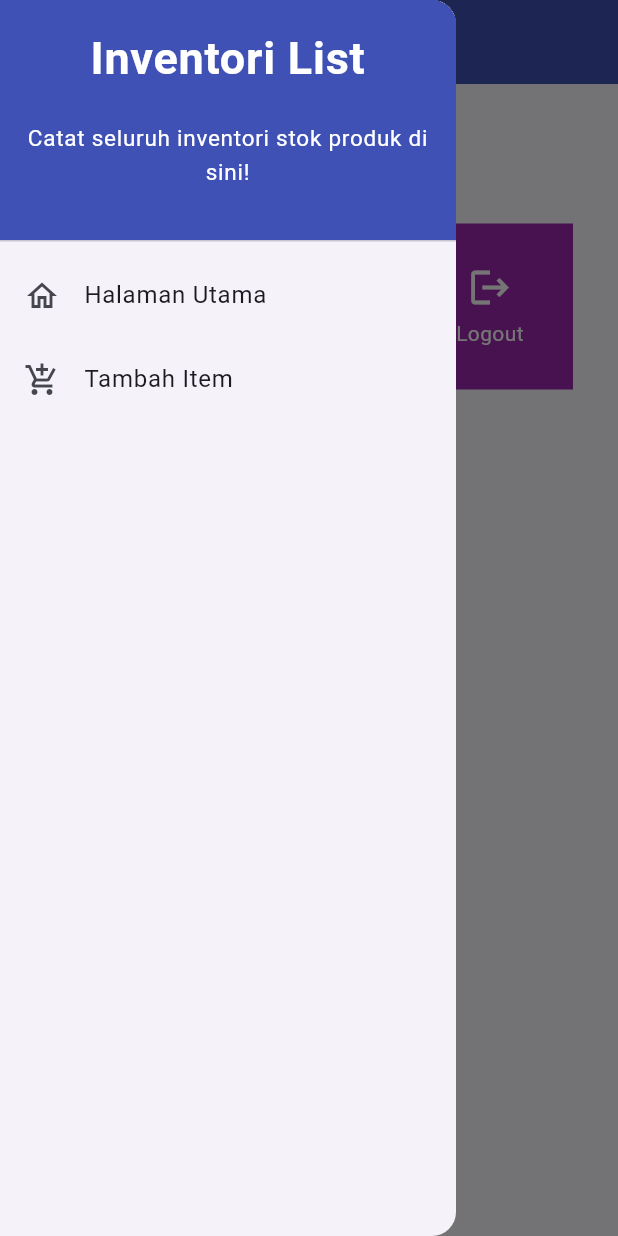
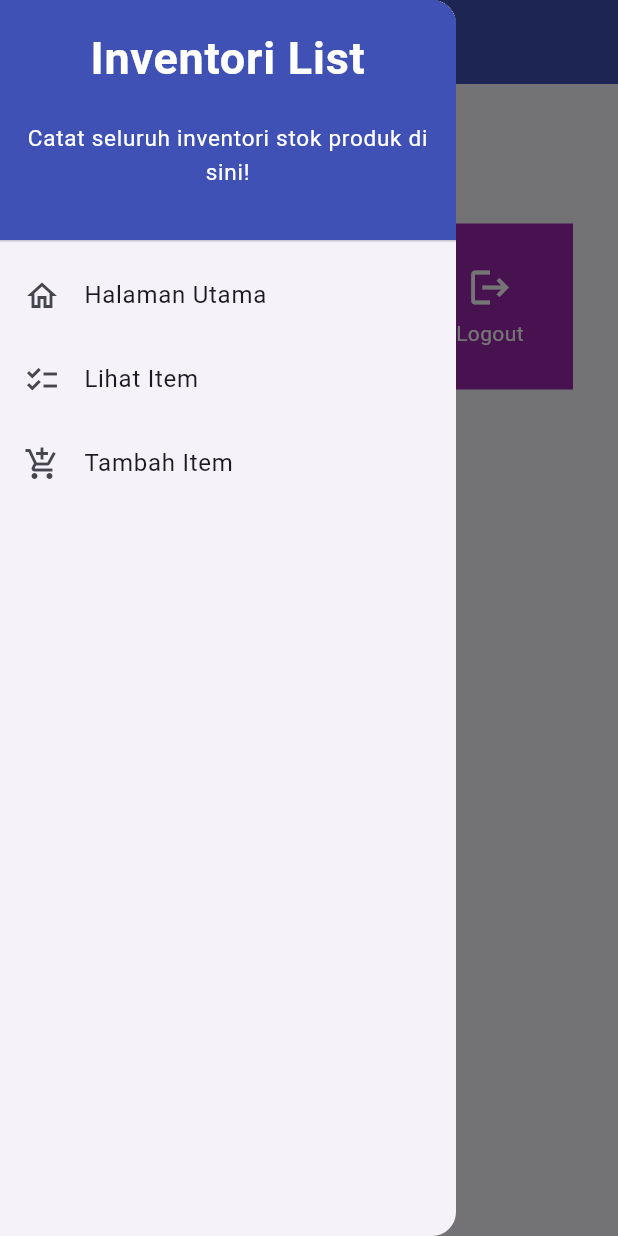
Before and after one commit to mohammadfauzan21/TugasFlutterPBP, a Flutter app: the screen it shows after launch, with the side drawer open, on a phone screen of 412 x 824 dp. Run offline on Flutter 3.47's test engine with Material 2 defaults, Android fonts, the phone set to English and light mode, and no system bars.

Commit message:
Add model

```diff
--- /dev/null
+++ b/lib/model/items.dart
@@ -0,0 +1,8 @@
+class Item{
+  final String itemname;
+  final int amount;
+  final String description;
+  static final List<Item> listitems = [];
+
+  Item(this.itemname, this.amount, this.description);
+}
--- a/lib/screens/inventori_form.dart
+++ b/lib/screens/inventori_form.dart
@@ -1,5 +1,6 @@
 import 'package:flutter/material.dart';
 import 'package:inventori/widgets/left_drawer.dart';
+import 'package:inventori/model/items.dart';
 
 class InventoriFormPage extends StatefulWidget {
   const InventoriFormPage({super.key});
@@ -26,8 +27,6 @@ class _InventoriFormPageState extends State<InventoriFormPage> {
           backgroundColor: Colors.indigo,
           foregroundColor: Colors.white,
         ),
-
-      // Menambahkan drawer yang sudah dibuat di sini
         drawer: const LeftDrawer(),
         body: Form(
           key: _formKey,
@@ -70,14 +69,14 @@ class _InventoriFormPageState extends State<InventoriFormPage> {
                       ),
                       onChanged: (String? value) {
                         setState(() {
-                      _amount = int.parse(value!);
+                          _amount= int.parse(value!);
                         });
                       },
                       validator: (String? value) {
                         if (value == null || value.isEmpty) {
                           return "Amount tidak boleh kosong!";
                         }
-                    else if (int.tryParse(value) == null) {
+                        if (int.tryParse(value) == null) {
                           return "Amount harus berupa angka!";
                         }
                         return null;
@@ -118,6 +117,9 @@ class _InventoriFormPageState extends State<InventoriFormPage> {
                         ),
                         onPressed: () {
                           if (_formKey.currentState!.validate()) {
+                            //Memasukkan hasil inputan ke dalam model item
+                            Item itemproduct = Item(_name, _amount, _description);
+                            Item.listitems.add(itemproduct);
                             showDialog(
                               context: context,
                               builder: (context) {
@@ -129,8 +131,8 @@ class _InventoriFormPageState extends State<InventoriFormPage> {
                                       CrossAxisAlignment.start,
                                       children: [
                                         Text('Nama: $_name'),
-                                    Text('Amount : $_amount'),
-                                    Text('Description : $_description'),
+                                        Text('Amount: $_amount'),
+                                        Text('Description: $_description'),
                                       ],
                                     ),
                                   ),
@@ -145,8 +147,8 @@ class _InventoriFormPageState extends State<InventoriFormPage> {
                                 );
                               },
                             );
-                      };
                             _formKey.currentState!.reset();
+                          }
                         },
                         child: const Text(
                           "Save",
@@ -155,10 +157,11 @@ class _InventoriFormPageState extends State<InventoriFormPage> {
                       ),
                     ),
                   ),
-            ],
+                ]
             ),
+
           ),
-      ),
+        )
     );
   }
 }
--- a/lib/screens/menu.dart
+++ b/lib/screens/menu.dart
@@ -1,6 +1,5 @@
 import 'package:flutter/material.dart';
 import 'package:inventori/widgets/shop_card.dart';
-import 'package:inventori/screens/inventori_form.dart';
 import 'package:inventori/widgets/left_drawer.dart';
 
 class MyHomePage extends StatelessWidget {
@@ -67,57 +66,3 @@ class MyHomePage extends StatelessWidget {
     );
   }
 }
-
-class ShopCard extends StatelessWidget {
-  final ShopItem item;
-
-  const ShopCard(this.item, {super.key}); // Constructor
-
-  @override
-  Widget build(BuildContext context) {
-    return Material(
-      color: item.color,
-      child: InkWell(
-        // Area responsive terhadap sentuhan
-        onTap: () {
-          // Memunculkan SnackBar ketika diklik
-          ScaffoldMessenger.of(context)
-            ..hideCurrentSnackBar()
-            ..showSnackBar(SnackBar(
-                content: Text("Kamu telah menekan tombol ${item.name}!"))
-            );
-          // Navigate ke route yang sesuai (tergantung jenis tombol)
-          if (item.name == "Tambah Item") {
-            Navigator.push(
-                context,
-                MaterialPageRoute(
-                  builder: (context) => InventoriFormPage(),
-                ));
-          }
-        },
-        child: Container(
-          // Container untuk menyimpan Icon dan Text
-          padding: const EdgeInsets.all(8),
-          child: Center(
-            child: Column(
-              mainAxisAlignment: MainAxisAlignment.center,
-              children: [
-                Icon(
-                  item.icon,
-                  color: Colors.white,
-                  size: 30.0,
-                ),
-                const Padding(padding: EdgeInsets.all(3)),
-                Text(
-                  item.name,
-                  textAlign: TextAlign.center,
-                  style: const TextStyle(color: Colors.white),
-                ),
-              ],
-            ),
-          ),
-        ),
-      ),
-    );
-  }
-}
--- a/lib/widgets/left_drawer.dart
+++ b/lib/widgets/left_drawer.dart
@@ -1,6 +1,7 @@
 import 'package:flutter/material.dart';
 import 'package:inventori/screens/menu.dart';
 import 'package:inventori/screens/inventori_form.dart';
+import 'package:inventori/screens/inventori_list.dart';
 
 class LeftDrawer extends StatelessWidget {
   const LeftDrawer({super.key});
@@ -50,6 +51,20 @@ class LeftDrawer extends StatelessWidget {
             },
           ),
           ListTile(
+            leading: const Icon(Icons.checklist),
+            title: const Text('Lihat Item'),
+            // Bagian redirection ke InventoriFormPage
+            onTap: () {
+              // Routing ke InventoriFormPage,
+              Navigator.push(
+                  context,
+                  MaterialPageRoute(
+                    builder: (context) => InventoriListPage(),
+                  )
+              );
+            },
+          ),
+          ListTile(
             leading: const Icon(Icons.add_shopping_cart),
             title: const Text('Tambah Item'),
             // Bagian redirection ke InventoriFormPage
--- a/lib/widgets/shop_card.dart
+++ b/lib/widgets/shop_card.dart
@@ -1,4 +1,6 @@
 import 'package:flutter/material.dart';
+import 'package:inventori/screens/inventori_form.dart';
+import 'package:inventori/screens/inventori_list.dart';
 
 class ShopItem {
   final String name;
@@ -7,3 +9,63 @@ class ShopItem {
 
   ShopItem(this.name, this.icon, this.color);
 }
+
+class ShopCard extends StatelessWidget {
+  final ShopItem item;
+
+  const ShopCard(this.item, {super.key}); // Constructor
+
+  @override
+  Widget build(BuildContext context) {
+    return Material(
+      color: item.color,
+      child: InkWell(
+        // Area responsive terhadap sentuhan
+        onTap: () {
+          // Memunculkan SnackBar ketika diklik
+          ScaffoldMessenger.of(context)
+            ..hideCurrentSnackBar()
+            ..showSnackBar(SnackBar(
+                content: Text("Kamu telah menekan tombol ${item.name}!"))
+            );
+          // Navigate ke route yang sesuai (tergantung jenis tombol)
+          if (item.name == "Tambah Item") {
+            Navigator.push(
+                context,
+                MaterialPageRoute(
+                  builder: (context) => InventoriFormPage(),
+                ));
+          }else if (item.name == "Lihat Item"){
+            Navigator.push(
+                context,
+                MaterialPageRoute(
+                    builder: (context) => InventoriListPage(),
+                ));
+          }
+        },
+        child: Container(
+          // Container untuk menyimpan Icon dan Text
+          padding: const EdgeInsets.all(8),
+          child: Center(
+            child: Column(
+              mainAxisAlignment: MainAxisAlignment.center,
+              children: [
+                Icon(
+                  item.icon,
+                  color: Colors.white,
+                  size: 30.0,
+                ),
+                const Padding(padding: EdgeInsets.all(3)),
+                Text(
+                  item.name,
+                  textAlign: TextAlign.center,
+                  style: const TextStyle(color: Colors.white),
+                ),
+              ],
+            ),
+          ),
+        ),
+      ),
+    );
+  }
+}
```
Also changed, not shown: lib/screens/inventori_list.dart (added, +77 -0 lines). Lines whose indentation alone changed are shown as unchanged.
